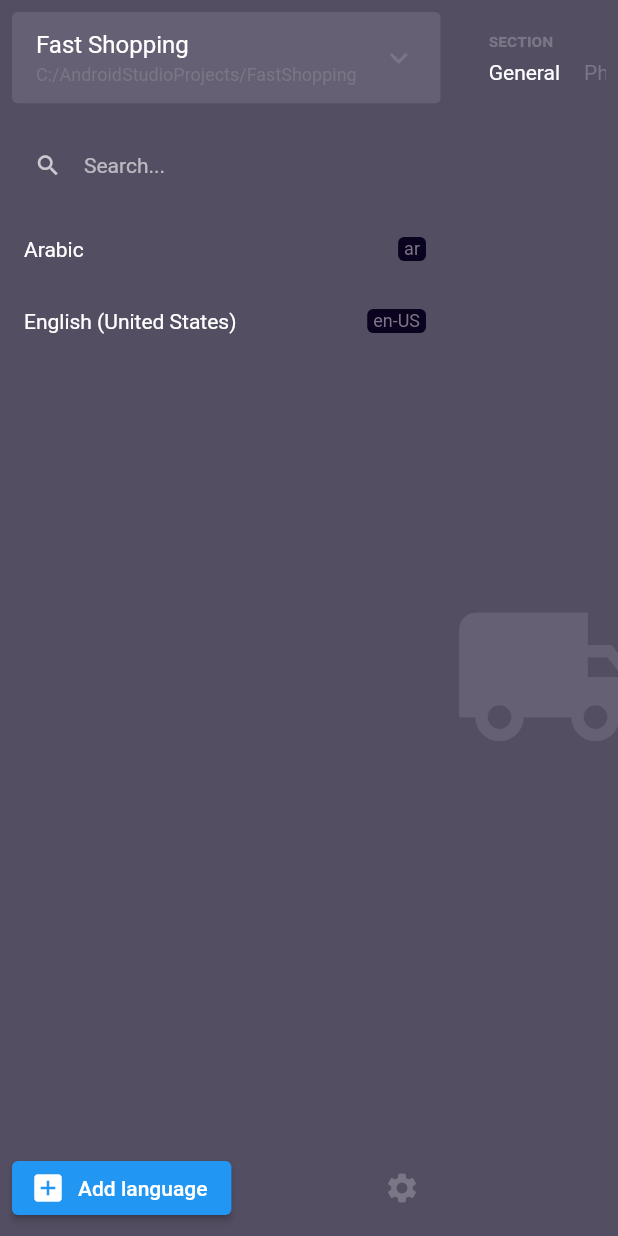
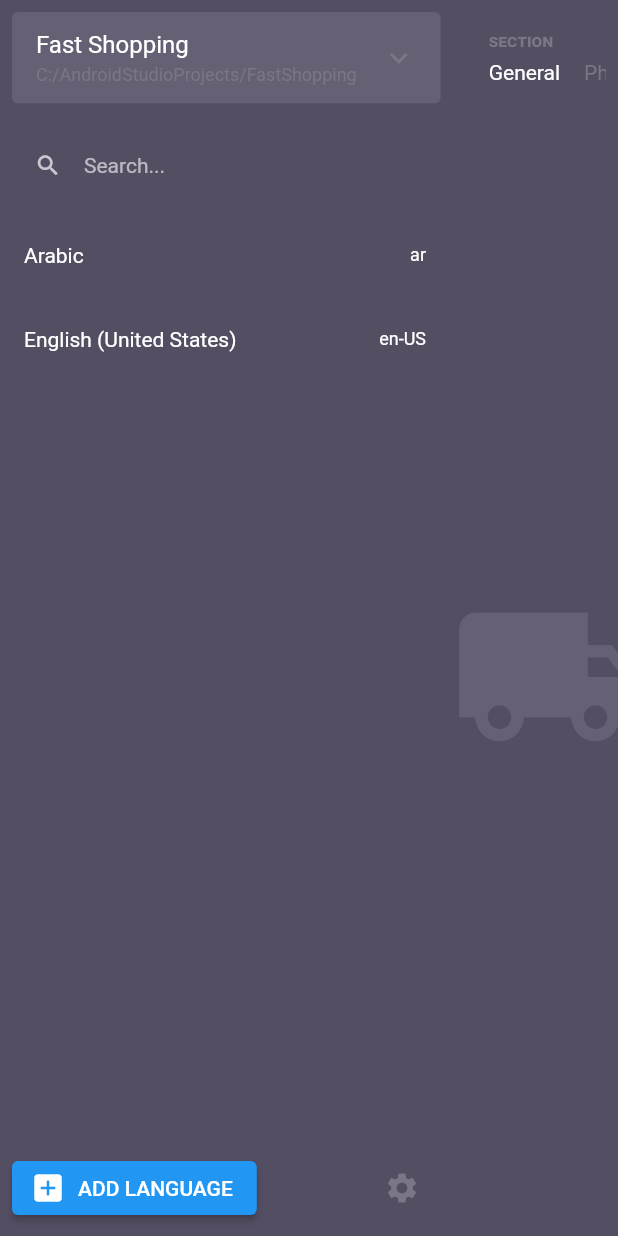
Before and after one commit to Albert221/app_courier, a Flutter app: the screen it shows after launch, on a phone screen of 412 x 824 dp. Run offline on Flutter 3.47's test engine with Material 2 defaults, Android fonts, the phone set to English and light mode, and no system bars; our stand-ins replace flutter_bloc, flutter_hooks, freezed_annotation; generated files the repository leaves out were written again.

Commit message:
Add language picker

```diff
--- a/lib/app.dart
+++ b/lib/app.dart
@@ -1,8 +1,7 @@
-import 'package:app_courier/bloc/project_cubit.dart';
+import 'package:app_courier/features/main/bloc/project_cubit.dart';
+import 'package:app_courier/features/main/main_screen.dart';
 import 'package:flutter/material.dart';
 import 'package:flutter_bloc/flutter_bloc.dart';
-
-import 'features/main_screen.dart';
 
 class AppCourier extends StatelessWidget {
   @override
--- a/lib/bloc/languages_search_cubit.dart
+++ b/lib/features/main/bloc/languages_search_cubit.dart
@@ -1,9 +1,10 @@
 import 'dart:async';
 
-import 'package:app_courier/bloc/project_cubit.dart';
 import 'package:app_courier/models/models.dart';
 import 'package:flutter_bloc/flutter_bloc.dart';
 import 'package:freezed_annotation/freezed_annotation.dart';
+
+import 'project_cubit.dart';
 
 part 'languages_search_cubit.freezed.dart';
 
@@ -42,8 +43,13 @@ class LanguagesSearchCubit extends Cubit<LanguagesSearchState> {
     emit(LanguagesSearchState(languages: _getLanguages(_projectCubit.state)));
   }
 
-  static List<Language> _getLanguages(Project project) =>
-      project?.translations?.keys?.toList() ?? [];
+  static List<Language> _getLanguages(Project project) {
+    return project != null
+        ? project.translations
+            .map((translation) => translation.language)
+            .toList()
+        : [];
+  }
 
   List<Language> _filterLanguages(List<Language> languages, String query) {
     return languages.where((language) {
--- a/lib/features/side_bar.dart
+++ b/lib/features/main/side_bar.dart
@@ -1,13 +1,33 @@
-import 'package:app_courier/bloc/languages_search_cubit.dart';
-import 'package:app_courier/bloc/project_cubit.dart';
+import 'package:app_courier/features/language_picker/language_picker_dialog.dart';
 import 'package:app_courier/models/models.dart';
+import 'package:app_courier/widgets/widgets.dart';
 import 'package:flutter/material.dart';
 import 'package:flutter_bloc/flutter_bloc.dart';
 import 'package:flutter_hooks/flutter_hooks.dart';
 
-import '../widgets/language_list_tile.dart';
+import 'bloc/languages_search_cubit.dart';
+import 'bloc/project_cubit.dart';
 
 class SideBar extends HookWidget {
+  Future<void> _onAddLanguageTap(BuildContext context) async {
+    final retainLanguages = context.bloc<ProjectCubit>().state.languages;
+    final languages = await showDialog<Set<Language>>(
+      context: context,
+      builder: (_) => LanguagePickerDialog(
+        languages: GooglePlayLanguages.values
+            .where((language) => !retainLanguages.contains(language))
+            .toList(),
+        multiple: true,
+      ),
+    );
+
+    if (languages != null) {
+      for (final language in languages) {
+        context.bloc<ProjectCubit>().addLanguage(language);
+      }
+    }
+  }
+
   @override
   Widget build(BuildContext context) {
     final languagesSearchCubit = useLanguagesSearchCubit(
@@ -39,8 +59,7 @@ class SideBar extends HookWidget {
                 final language = searchState.languages[i];
 
                 return LanguageListTile(
-                  language: Text(language.name),
-                  code: Text(language.code),
+                  language: language,
                   selected: currentLanguage.value == language,
                   onTap: () => currentLanguage.value = language,
                 );
@@ -61,8 +80,8 @@ class SideBar extends HookWidget {
                   padding: const EdgeInsets.symmetric(vertical: 8),
                   child: ElevatedButton.icon(
                     icon: const Icon(Icons.add_box),
-                    label: const Text('Add language'),
-                    onPressed: () {},
+                    label: const Text('ADD LANGUAGE'),
+                    onPressed: () => _onAddLanguageTap(context),
                   ),
                 ),
                 const Spacer(),
--- a/lib/features/top_bar.dart
+++ b/lib/features/main/top_bar.dart
@@ -1,9 +1,10 @@
-import 'package:app_courier/bloc/project_cubit.dart';
 import 'package:app_courier/models/models.dart';
 import 'package:app_courier/widgets/widgets.dart';
 import 'package:flutter/material.dart';
 import 'package:flutter_bloc/flutter_bloc.dart';
 import 'package:flutter_hooks/flutter_hooks.dart';
+
+import 'bloc/project_cubit.dart';
 
 class TopBar extends HookWidget {
   @override
--- a/lib/models/language.dart
+++ b/lib/models/language.dart
@@ -42,30 +42,53 @@ abstract class GooglePlayLanguages {
   static const finnish = Language('fi-FI', 'Finnish');
   static const french = Language('fr-FR', 'French');
   static const frenchCanada = Language('fr-CA', 'French (Canada)');
-  static const german = Language('de', 'German');
-  static const greek = Language('el', 'Greek');
-  static const hebrew = Language('he', 'Hebrew');
-  static const hindi = Language('hi', 'Hindi');
-  static const icelandic = Language('is', 'Icelandic');
+  static const galician = Language('gl-ES', 'Galician');
+  static const georgian = Language('ka-GE', 'Georgian');
+  static const german = Language('de-DE', 'German');
+  static const greek = Language('el-GR', 'Greek');
+  static const hebrew = Language('iw-IL', 'Hebrew');
+  static const hindi = Language('hi-IN', 'Hindi');
+  static const hungarian = Language('hu-HU', 'Hungarian');
+  static const icelandic = Language('is-IS', 'Icelandic');
   static const indonesian = Language('id', 'Indonesian');
-  static const italian = Language('it', 'Italian');
-  static const korean = Language('ko', 'Korean');
+  static const italian = Language('it-IT', 'Italian');
+  static const japanese = Language('ja-JP', 'Japanese');
+  static const kannada = Language('kn-IN', 'Kannada');
+  static const khmer = Language('km-KH', 'Khmer');
+  static const koreanSouthKorea = Language('ko-KR', 'Korean (South Korea)');
+  static const kyrgyz = Language('ky-KG', 'Kyrgyz');
+  static const lao = Language('lo-LA', 'Lao');
   static const latvian = Language('lv', 'Latvian');
   static const lithuanian = Language('lt', 'Lithuanian');
+  static const macedonian = Language('mk-MK', 'Macedonian');
   static const malay = Language('ms', 'Malay');
-  static const norwegian = Language('no', 'Norwegian');
+  static const malayalam = Language('ml-IN', 'Malayalam');
+  static const marathi = Language('mr-IN', 'Marathi');
+  static const mongolian = Language('mn-MN', 'Mongolian');
+  static const nepali = Language('ne-NP', 'Nepali');
+  static const norwegian = Language('no-NO', 'Norwegian');
+  static const persian = Language('fa', 'Persian');
+  static const polish = Language('pl-PL', 'Polish');
   static const portugueseBrazil = Language('pt-BR', 'Portuguese (Brazil)');
   static const portuguesePortugal = Language('pt-PT', 'Portuguese (Portugal)');
   static const romanian = Language('ro', 'Romanian');
-  static const russian = Language('ru', 'Russian');
+  static const romansh = Language('rm', 'Romansh');
+  static const russian = Language('ru-RU', 'Russian');
   static const serbian = Language('sr', 'Serbian');
+  static const sinhala = Language('si-LH', 'Sinhala');
   static const slovak = Language('sk', 'Slovak');
   static const slovenian = Language('sl', 'Slovenian');
-  static const spanishLatinAmerica = Language('es-419', 'Spanish (Latin America)');
-  static const spanish = Language('es-ES', 'Spanish (Spain)');
+  static const spanishLatinAmerica =
+      Language('es-419', 'Spanish (Latin America)');
+  static const spanishSpain = Language('es-ES', 'Spanish (Spain)');
+  static const spanishUnitedStates =
+      Language('es-US', 'Spanish (United States)');
   static const swahili = Language('sw', 'Swahili');
-  static const swedish = Language('sv', 'Swedish');
+  static const swedish = Language('sv-SE', 'Swedish');
+  static const tamil = Language('ta-IN', 'Tamil');
+  static const telugu = Language('te-IN', 'Telugu');
   static const thai = Language('th', 'Thai');
+  static const turkish = Language('tr-TR', 'Turkish');
   static const ukrainian = Language('uk', 'Ukrainian');
   static const vietnamese = Language('vi', 'Vietnamese');
   static const zulu = Language('zu', 'Zulu');
@@ -100,30 +123,51 @@ abstract class GooglePlayLanguages {
     finnish,
     french,
     frenchCanada,
+    galician,
+    georgian,
     german,
     greek,
     hebrew,
     hindi,
+    hungarian,
     icelandic,
     indonesian,
     italian,
-    korean,
+    japanese,
+    kannada,
+    khmer,
+    koreanSouthKorea,
+    kyrgyz,
+    lao,
     latvian,
     lithuanian,
+    macedonian,
     malay,
+    malayalam,
+    marathi,
+    mongolian,
+    nepali,
     norwegian,
+    persian,
+    polish,
     portugueseBrazil,
     portuguesePortugal,
     romanian,
+    romansh,
     russian,
     serbian,
+    sinhala,
     slovak,
     slovenian,
     spanishLatinAmerica,
-    spanish,
+    spanishSpain,
+    spanishUnitedStates,
     swahili,
     swedish,
+    tamil,
+    telugu,
     thai,
+    turkish,
     ukrainian,
     vietnamese,
     zulu,
--- a/lib/models/project.dart
+++ b/lib/models/project.dart
@@ -8,14 +8,18 @@ abstract class Project with _$Project {
   factory Project({
     /// Path to the project on disk.
     @required String path,
-    @required Map<Language, Metadata> translations,
+    @required List<Metadata> translations,
 
     /// Project name in user's preferred language.
     String defaultName,
   }) = _Project;
 
   @late
-  List<String> get versionsNames => translations.values
+  List<Language> get languages =>
+      translations.map((translation) => translation.language).toList();
+
+  @late
+  List<String> get versionsNames => translations
       .expand((translation) => translation.changelogs.keys)
       .toSet()
       .toList();
@@ -24,6 +28,8 @@ abstract class Project with _$Project {
 @freezed
 abstract class Metadata with _$Metadata {
   const factory Metadata({
+    @required Language language,
+
     /// GP: 50 characters max
     @required String appName,
 
--- a/lib/widgets/language_list_tile.dart
+++ b/lib/widgets/language_list_tile.dart
@@ -1,56 +1,39 @@
+import 'package:app_courier/models/models.dart';
 import 'package:flutter/material.dart';
 
 class LanguageListTile extends StatelessWidget {
   const LanguageListTile({
     Key key,
     @required this.language,
-    @required this.code,
+    this.leading,
     this.selected = false,
     this.onTap,
   }) : super(key: key);
 
-  final Widget language;
-  final Widget code;
+  final Language language;
+  final Widget leading;
   final bool selected;
   final VoidCallback onTap;
 
   @override
   Widget build(BuildContext context) {
-    return Material(
-      color:
-          selected ? Theme.of(context).colorScheme.surface : Colors.transparent,
-      child: InkWell(
+    return ListTileTheme(
+      selectedColor: Theme.of(context).colorScheme.onSurface,
+      selectedTileColor: Theme.of(context).colorScheme.surface,
+      child: ListTile(
+        leading: leading,
+        title: DefaultTextStyle.merge(
+          maxLines: 1,
+          overflow: TextOverflow.fade,
+          softWrap: false,
+          child: Text(language.name),
+        ),
+        trailing: DefaultTextStyle.merge(
+          style: const TextStyle(fontSize: 12),
+          child: Text(language.code),
+        ),
+        selected: selected,
         onTap: onTap,
-        child: Padding(
-          padding: const EdgeInsets.all(16),
-          child: Row(
-            children: [
-              Expanded(
-                child: DefaultTextStyle.merge(
-                  maxLines: 1,
-                  overflow: TextOverflow.fade,
-                  softWrap: false,
-                  child: language,
-                ),
-              ),
-              const SizedBox(width: 16),
-              Container(
-                padding: const EdgeInsets.symmetric(vertical: 1, horizontal: 4),
-                decoration: BoxDecoration(
-                  borderRadius: BorderRadius.circular(4),
-                  color: Theme.of(context).colorScheme.background,
-                ),
-                child: DefaultTextStyle.merge(
-                  style: TextStyle(
-                    fontSize: 12,
-                    color: Theme.of(context).colorScheme.onBackground,
-                  ),
-                  child: code,
-                ),
-              ),
-            ],
-          ),
-        ),
       ),
     );
   }
```
Also changed, not shown: lib/bloc/project_cubit.dart (deleted, +0 -35 lines), lib/features/language_picker/language_picker_dialog.dart (added, +102 -0 lines), lib/features/main/bloc/project_cubit.dart (added, +61 -0 lines), lib/features/main/bloc/languages_search_cubit.freezed.dart (renamed from lib/bloc/languages_search_cubit.freezed.dart), lib/features/main/main_screen.dart (renamed from lib/features/main_screen.dart), lib/models/project.freezed.dart.
